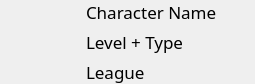
Novynn/Adamant, file plugins/StashViewer/widgets/characterwidget.ui: the form before one commit.
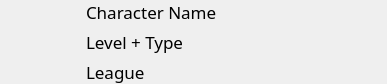
The form after the commit.

```diff
--- a/plugins/StashViewer/widgets/characterwidget.ui
+++ b/plugins/StashViewer/widgets/characterwidget.ui
@@ -6,7 +6,7 @@
    <rect>
     <x>0</x>
     <y>0</y>
-    <width>255</width>
+    <width>387</width>
     <height>80</height>
    </rect>
   </property>
```
